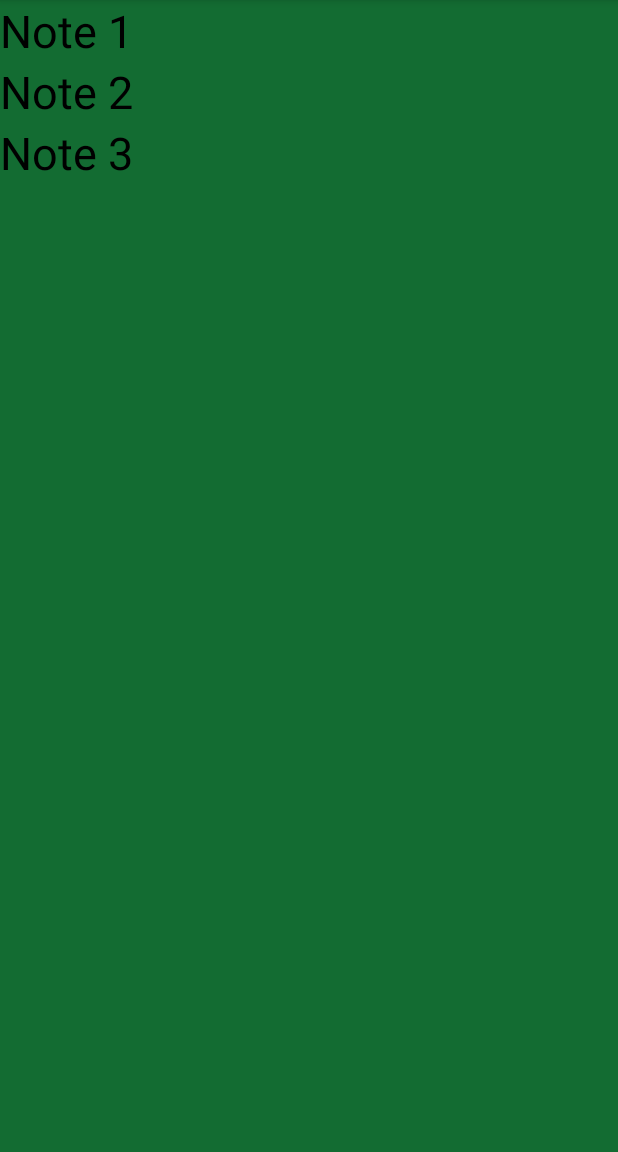
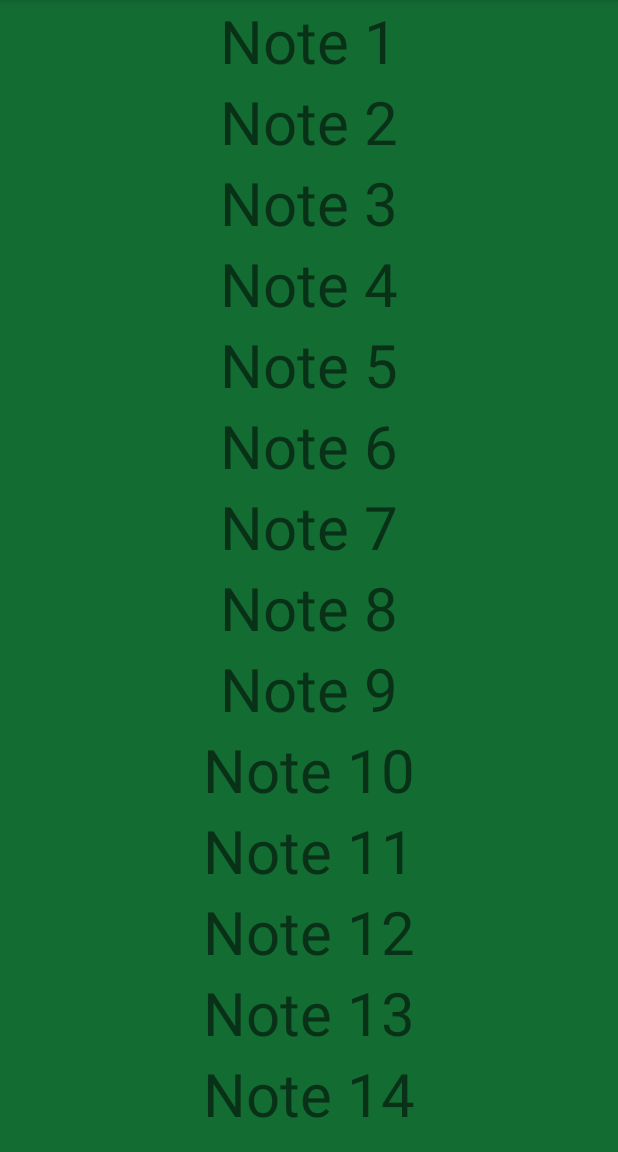
Before and after one commit to alexandrbirichevskiy/Notes, an Android app: the screen it shows after launch (MainActivity), on a phone screen of 412 x 824 dp, the part 84-1236 px from its top. Run offline under Robolectric (Android 15) with nearby library versions, the phone set to English and light mode, and no system bars.

Commit message:
Add Recycler View

```diff
--- /dev/null
+++ b/app/src/main/java/com/alexbirichevskiy/notes/GenerateData.java
@@ -0,0 +1,34 @@
+package com.alexbirichevskiy.notes;
+
+public class GenerateData {
+
+    public static Notes[] notes = {
+            new Notes("Note 1", "description for note 1", System.nanoTime()),
+            new Notes("Note 2", "description for note 2", System.nanoTime()),
+            new Notes("Note 3", "description for note 3", System.nanoTime()),
+            new Notes("Note 4", "description for note 4", System.nanoTime()),
+            new Notes("Note 5", "description for note 5", System.nanoTime()),
+            new Notes("Note 6", "description for note 6", System.nanoTime()),
+            new Notes("Note 7", "description for note 7", System.nanoTime()),
+            new Notes("Note 8", "description for note 8", System.nanoTime()),
+            new Notes("Note 9", "description for note 9", System.nanoTime()),
+            new Notes("Note 10", "description for note 10", System.nanoTime()),
+            new Notes("Note 11", "description for note 11", System.nanoTime()),
+            new Notes("Note 12", "description for note 12", System.nanoTime()),
+            new Notes("Note 13", "description for note 13", System.nanoTime()),
+            new Notes("Note 14", "description for note 14", System.nanoTime()),
+            new Notes("Note 15", "description for note 15", System.nanoTime()),
+            new Notes("Note 16", "description for note 16", System.nanoTime()),
+            new Notes("Note 17", "description for note 17", System.nanoTime()),
+            new Notes("Note 18", "description for note 18", System.nanoTime()),
+            new Notes("Note 19", "description for note 19", System.nanoTime()),
+            new Notes("Note 20", "description for note 20", System.nanoTime()),
+            new Notes("Note 21", "description for note 21", System.nanoTime()),
+            new Notes("Note 22", "description for note 22", System.nanoTime()),
+            new Notes("Note 23", "description for note 23", System.nanoTime()),
+            new Notes("Note 24", "description for note 24", System.nanoTime())};
+
+    public static Notes[] getNotes() {
+        return notes;
+    }
+}
--- /dev/null
+++ b/app/src/main/java/com/alexbirichevskiy/notes/MyAdapter.java
@@ -0,0 +1,52 @@
+package com.alexbirichevskiy.notes;
+
+import android.view.LayoutInflater;
+import android.view.View;
+import android.view.ViewGroup;
+import android.widget.TextView;
+
+import androidx.annotation.NonNull;
+import androidx.recyclerview.widget.RecyclerView;
+
+class MyAdapter extends RecyclerView.Adapter<MyAdapter.MyViewHolder> {
+
+    private Notes[] notes;
+
+    MyAdapter(Notes[] notes) {
+        this.notes = notes;
+    }
+
+    @NonNull
+    @Override
+    public MyViewHolder onCreateViewHolder(@NonNull ViewGroup parent, int viewType) {
+
+        View itemView = LayoutInflater.from(parent.getContext())
+                .inflate(R.layout.item, parent, false);
+
+        return new MyViewHolder(itemView);
+    }
+
+    @Override
+    public void onBindViewHolder(@NonNull MyAdapter.MyViewHolder holder, int position) {
+        holder.bind(notes[position].getName());
+    }
+
+    @Override
+    public int getItemCount() {
+        return notes.length;
+    }
+
+    static class MyViewHolder extends RecyclerView.ViewHolder{
+
+        private TextView textView;
+
+        public MyViewHolder(@NonNull View itemView) {
+            super(itemView);
+            textView = itemView.findViewById(R.id.text_view_items);
+        }
+
+        void bind(String text) {
+            textView.setText(text);
+        }
+    }
+}
--- a/app/src/main/java/com/alexbirichevskiy/notes/NoteFragment.java
+++ b/app/src/main/java/com/alexbirichevskiy/notes/NoteFragment.java
@@ -10,7 +10,7 @@ import android.widget.TextView;
 
 public class NoteFragment extends Fragment{
     private static final String ARG_INDEX = "index";
-    private Parcelable note;
+    private Notes note;
 
     @Override
     public void onCreate(Bundle savedInstanceState) {
--- a/app/src/main/java/com/alexbirichevskiy/notes/NotesListFragment.java
+++ b/app/src/main/java/com/alexbirichevskiy/notes/NotesListFragment.java
@@ -4,19 +4,20 @@ import android.content.Intent;
 import android.content.res.Configuration;
 import android.os.Bundle;
 import androidx.fragment.app.Fragment;
+import androidx.recyclerview.widget.LinearLayoutManager;
+import androidx.recyclerview.widget.RecyclerView;
+
 import android.view.LayoutInflater;
 import android.view.View;
 import android.view.ViewGroup;
+import android.widget.FrameLayout;
 import android.widget.LinearLayout;
 import android.widget.TextView;
 
 public class NotesListFragment extends Fragment{
     private static final String ARG_INDEX = "index";
     private Intent intent = new Intent();
-    private Notes[] notes = {
-            new Notes("Note 1", "description for note 1", System.nanoTime()),
-            new Notes("Note 2", "description for note 2", System.nanoTime()),
-            new Notes("Note 3", "description for note 3", System.nanoTime())};
+    private Notes[] notes = GenerateData.getNotes();
 
     @Override
     public void onCreate(Bundle savedInstanceState) {
@@ -25,20 +26,25 @@ public class NotesListFragment extends Fragment{
 
     @Override
     public void onViewCreated(View view, Bundle savedInstanceState) {
-        LinearLayout linearLayout = view.findViewById(R.id.fragment_notes_list_layout);
-        TextView textViewNote1 = createTextView(linearLayout, notes[0]);
-        TextView textViewNote2 = createTextView(linearLayout, notes[1]);
-        TextView textViewNote3 = createTextView(linearLayout, notes[2]);
-        if (getResources().getConfiguration().orientation == Configuration.ORIENTATION_PORTRAIT){
-            clickOnTextViewPort(textViewNote1,0);
-            clickOnTextViewPort(textViewNote2,1);
-            clickOnTextViewPort(textViewNote3,2);
-        } else {
-            fragmentStartTransaction(createNoteFragment(0), R.id.note_land);
-            clickOnTextViewLand(textViewNote1,0);
-            clickOnTextViewLand(textViewNote2,1);
-            clickOnTextViewLand(textViewNote3,2);
-        }
+        FrameLayout frameLayoutLayout = view.findViewById(R.id.fragment_notes_list_layout);
+        RecyclerView recyclerView = getActivity().findViewById(R.id.recycler_view);
+        recyclerView.setHasFixedSize(true);
+        LinearLayoutManager manager = new LinearLayoutManager(getContext());
+        recyclerView.setLayoutManager(manager);
+        recyclerView.setAdapter(new MyAdapter(notes));
+//        TextView textViewNote1 = createTextView(frameLayoutLayout, notes[0]);
+//        TextView textViewNote2 = createTextView(frameLayoutLayout, notes[1]);
+//        TextView textViewNote3 = createTextView(frameLayoutLayout, notes[2]);
+//        if (getResources().getConfiguration().orientation == Configuration.ORIENTATION_PORTRAIT){
+//            clickOnTextViewPort(textViewNote1,0);
+//            clickOnTextViewPort(textViewNote2,1);
+//            clickOnTextViewPort(textViewNote3,2);
+//        } else {
+//            fragmentStartTransaction(createNoteFragment(0), R.id.note_land);
+//            clickOnTextViewLand(textViewNote1,0);
+//            clickOnTextViewLand(textViewNote2,1);
+//            clickOnTextViewLand(textViewNote3,2);
+//        }
         super.onViewCreated(view, savedInstanceState);
     }
 
@@ -46,19 +52,6 @@ public class NotesListFragment extends Fragment{
     public View onCreateView(LayoutInflater inflater, ViewGroup container,
                              Bundle savedInstanceState) {
         return inflater.inflate(R.layout.fragment_notes_list, container, false);
-    }
-
-    public TextView createTextView(LinearLayout layout, Notes note){
-        TextView textView = new TextView(getContext());
-        LinearLayout.LayoutParams lparams = new LinearLayout.LayoutParams(
-                LinearLayout.LayoutParams.MATCH_PARENT, LinearLayout.LayoutParams.WRAP_CONTENT);
-        textView.setLayoutParams(lparams);
-        textView.setTextSize(30);
-        textView.setTextColor(getResources().getColor(R.color.black));
-        textView.setBackgroundColor(getResources().getColor(R.color.background_color_textView));
-        textView.setText(note.getName());
-        layout.addView(textView);
-        return textView;
     }
 
     public void clickOnTextViewPort(TextView textViewNote, int index){
--- a/app/src/main/res/layout/fragment_notes_list.xml
+++ b/app/src/main/res/layout/fragment_notes_list.xml
@@ -1,10 +1,13 @@
 <?xml version="1.0" encoding="utf-8"?>
-<LinearLayout xmlns:android="http://schemas.android.com/apk/res/android"
-    xmlns:tools="http://schemas.android.com/tools"
+<FrameLayout xmlns:android="http://schemas.android.com/apk/res/android"
     android:id="@+id/fragment_notes_list_layout"
     android:layout_width="match_parent"
-    android:layout_height="match_parent"
-    android:orientation="vertical"
-    android:background="@color/background_color_textView"
-    tools:context=".NotesListFragment">
-</LinearLayout>
+    android:layout_height="match_parent">
+
+    <androidx.recyclerview.widget.RecyclerView
+        android:id="@+id/recycler_view"
+        android:layout_width="match_parent"
+        android:layout_height="match_parent">
+    </androidx.recyclerview.widget.RecyclerView>
+
+</FrameLayout>
--- /dev/null
+++ b/app/src/main/res/layout/item.xml
@@ -0,0 +1,8 @@
+<?xml version="1.0" encoding="utf-8"?>
+<TextView xmlns:android="http://schemas.android.com/apk/res/android"
+    android:id="@+id/text_view_items"
+    android:layout_width="match_parent"
+    android:layout_height="wrap_content"
+    android:textSize="40sp"
+    android:gravity="center">
+</TextView>
```
